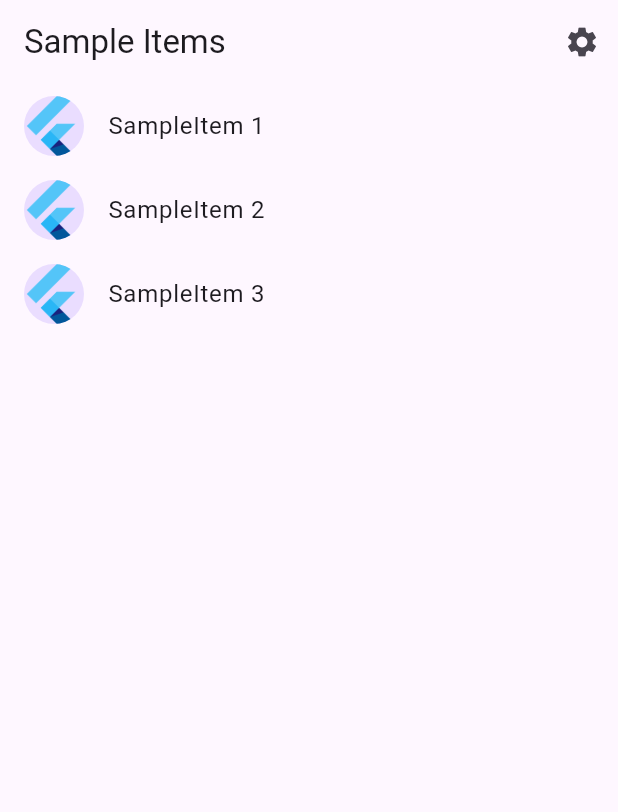
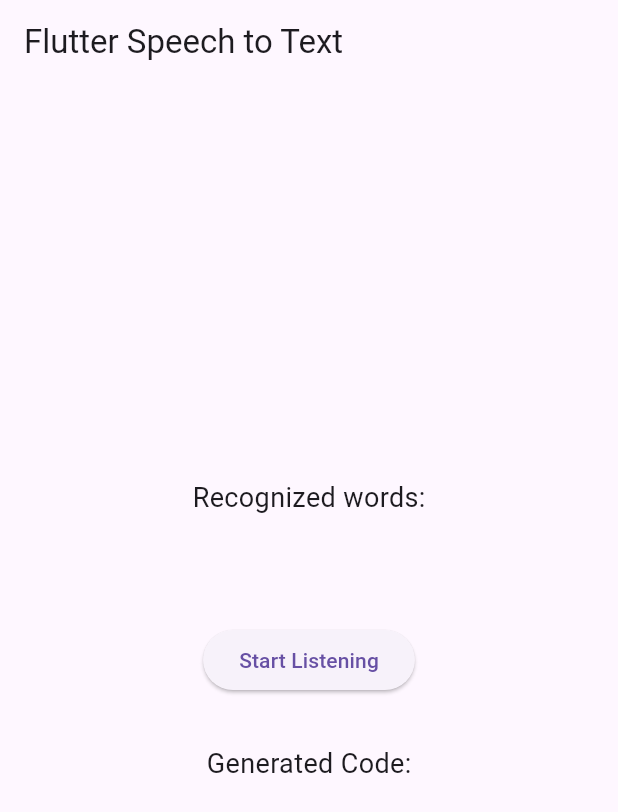
Before and after one commit to AtticusFinch2/DevSpeak, a Flutter app: the screen it shows after launch, on a phone screen of 412 x 824 dp. Shown: the top 812 px of the screen. Run offline on Flutter 3.47's test engine with Material 3 defaults, Android fonts, the phone set to English and light mode, and no system bars; our stand-ins replace speech_to_text.

Commit message:
got speech recognition, need to rewrite most of the gemini functionality. GPT didnt know what to write for the dart api client,  need to fix alot but atleast speech rec works

```diff
--- a/flutter/dev_speak/l10n.yaml
+++ /dev/null
@@ -1,3 +0,0 @@
-arb-dir: lib/src/localization
-template-arb-file: app_en.arb
-output-localization-file: app_localizations.dart
--- a/flutter/dev_speak/lib/main.dart
+++ b/flutter/dev_speak/lib/main.dart
@@ -1,20 +1,171 @@
+import 'dart:async';
+import 'dart:io';
 import 'package:flutter/material.dart';
+import 'package:http/http.dart' as http;
+import 'package:speech_to_text/speech_to_text.dart' as stt;
+import 'package:path_provider/path_provider.dart';
+import 'package:flutter/services.dart';
+import 'dart:convert';
+void main() {
+  runApp(MyApp());
+}
 
-import 'src/app.dart';
-import 'src/settings/settings_controller.dart';
-import 'src/settings/settings_service.dart';
+class MyApp extends StatelessWidget {
+  @override
+  Widget build(BuildContext context) {
+    return MaterialApp(
+      title: 'Flutter Speech to Text',
+      theme: ThemeData(
+        primarySwatch: Colors.blue,
+      ),
+      home: MyHomePage(title: 'Flutter Speech to Text'),
+    );
+  }
+}
 
-void main() async {
-  // Set up the SettingsController, which will glue user settings to multiple
-  // Flutter Widgets.
-  final settingsController = SettingsController(SettingsService());
+class MyHomePage extends StatefulWidget {
+  MyHomePage({Key? key, required this.title}) : super(key: key);
 
-  // Load the user's preferred theme while the splash screen is displayed.
-  // This prevents a sudden theme change when the app is first displayed.
-  await settingsController.loadSettings();
+  final String title;
 
-  // Run the app and pass in the SettingsController. The app listens to the
-  // SettingsController for changes, then passes it further down to the
-  // SettingsView.
-  runApp(MyApp(settingsController: settingsController));
+  @override
+  _MyHomePageState createState() => _MyHomePageState();
 }
+
+class _MyHomePageState extends State<MyHomePage> {
+  final stt.SpeechToText _speechToText = stt.SpeechToText();
+  bool _isListening = false;
+  String _recognizedWords = '';
+  String _generatedCode = '';
+  final _formKey = GlobalKey<FormState>();
+
+  @override
+  void initState() {
+    super.initState();
+    _initSpeech();
+  }
+
+  Future<void> _initSpeech() async {
+    bool available = await _speechToText.initialize(
+      onStatus: (status) {
+        print('Speech status: $status');
+      },
+      onError: (error) {
+        print('Speech error: $error');
+      },
+    );
+    if (available) {
+      print('Speech recognition available');
+    } else {
+      print('Speech recognition not available');
+    }
+  }
+
+  Future<void> _startListening() async {
+    try {
+      await _speechToText.listen(
+        onResult: (result) {
+          setState(() {
+            _recognizedWords = result.recognizedWords;
+            print('Recognized words: $result');
+            _processTranscript(_recognizedWords);
+          });
+        },
+        onSoundLevelChange: (level) {
+          print('Sound level: $level');
+        },
+      );
+      setState(() {
+        _isListening = true;
+      });
+    } catch (e) {
+      print('Error starting listening: $e');
+    }
+  }
+
+  Future<void> _stopListening() async {
+    await _speechToText.stop();
+    setState(() {
+      _isListening = false;
+    });
+  }
+
+  Future<void> _processTranscript(String transcript) async {
+    // Replace this with your Gemini API call logic
+    // You'll need to implement the API call and handle the response
+    // For simplicity, we'll just print the transcript here
+    print('Transcript: $transcript');
+    _generateCode(transcript);
+  }
+
+  Future<void> _generateCode(String transcript) async {
+    // Replace this with your Gemini API call logic
+    // You'll need to implement the API call and handle the response
+    // For simplicity, we'll just print the transcript here
+    print('Generating code...');
+    try {
+      final response = await http.post(
+        Uri.parse('https://your-gemini-api-endpoint.com'),
+        headers: {'Content-Type': 'application/json'},
+        body: jsonEncode({
+          'prompt': 'Generate code based on this transcript: $transcript',
+        }),
+      );
+      if (response.statusCode == 200) {
+        setState(() {
+          _generatedCode = jsonDecode(response.body)['code'];
+        });
+      } else {
+        print('Error generating code: ${response.statusCode}');
+      }
+    } catch (e) {
+      print('Error generating code: $e');
+    }
+  }
+
+  @override
+  Widget build(BuildContext context) {
+    return Scaffold(
+      appBar: AppBar(
+        title: Text(widget.title),
+      ),
+      body: Center(
+        child: Padding(
+          padding: const EdgeInsets.all(16.0),
+          child: Form(
+            key: _formKey,
+            child: Column(
+              mainAxisAlignment: MainAxisAlignment.center,
+              children: <Widget>[
+                Text(
+                  'Recognized words:',
+                  style: TextStyle(fontSize: 18),
+                ),
+                SizedBox(height: 16),
+                Text(
+                  _recognizedWords,
+                  style: TextStyle(fontSize: 16),
+                ),
+                SizedBox(height: 32),
+                ElevatedButton(
+                  onPressed: _isListening ? _stopListening : _startListening,
+                  child: Text(_isListening ? 'Stop Listening' : 'Start Listening'),
+                ),
+                SizedBox(height: 32),
+                Text(
+                  'Generated Code:',
+                  style: TextStyle(fontSize: 18),
+                ),
+                SizedBox(height: 16),
+                Text(
+                  _generatedCode,
+                  style: TextStyle(fontSize: 16),
+                ),
+              ],
+            ),
+          ),
+        ),
+      ),
+    );
+  }
+}
--- a/flutter/dev_speak/lib/src/app.dart
+++ /dev/null
@@ -1,85 +0,0 @@
-import 'package:flutter/material.dart';
-import 'package:flutter_gen/gen_l10n/app_localizations.dart';
-import 'package:flutter_localizations/flutter_localizations.dart';
-
-import 'sample_feature/sample_item_details_view.dart';
-import 'sample_feature/sample_item_list_view.dart';
-import 'settings/settings_controller.dart';
-import 'settings/settings_view.dart';
-
-/// The Widget that configures your application.
-class MyApp extends StatelessWidget {
-  const MyApp({
-    super.key,
-    required this.settingsController,
-  });
-
-  final SettingsController settingsController;
-
-  @override
-  Widget build(BuildContext context) {
-    // Glue the SettingsController to the MaterialApp.
-    //
-    // The ListenableBuilder Widget listens to the SettingsController for changes.
-    // Whenever the user updates their settings, the MaterialApp is rebuilt.
-    return ListenableBuilder(
-      listenable: settingsController,
-      builder: (BuildContext context, Widget? child) {
-        return MaterialApp(
-          // Providing a restorationScopeId allows the Navigator built by the
-          // MaterialApp to restore the navigation stack when a user leaves and
-          // returns to the app after it has been killed while running in the
-          // background.
-          restorationScopeId: 'app',
-
-          // Provide the generated AppLocalizations to the MaterialApp. This
-          // allows descendant Widgets to display the correct translations
-          // depending on the user's locale.
-          localizationsDelegates: const [
-            AppLocalizations.delegate,
-            GlobalMaterialLocalizations.delegate,
-            GlobalWidgetsLocalizations.delegate,
-            GlobalCupertinoLocalizations.delegate,
-          ],
-          supportedLocales: const [
-            Locale('en', ''), // English, no country code
-          ],
-
-          // Use AppLocalizations to configure the correct application title
-          // depending on the user's locale.
-          //
-          // The appTitle is defined in .arb files found in the localization
-          // directory.
-          onGenerateTitle: (BuildContext context) =>
-              AppLocalizations.of(context)!.appTitle,
-
-          // Define a light and dark color theme. Then, read the user's
-          // preferred ThemeMode (light, dark, or system default) from the
-          // SettingsController to display the correct theme.
-          theme: ThemeData(),
-          darkTheme: ThemeData.dark(),
-          themeMode: settingsController.themeMode,
-
-          // Define a function to handle named routes in order to support
-          // Flutter web url navigation and deep linking.
-          onGenerateRoute: (RouteSettings routeSettings) {
-            return MaterialPageRoute<void>(
-              settings: routeSettings,
-              builder: (BuildContext context) {
-                switch (routeSettings.name) {
-                  case SettingsView.routeName:
-                    return SettingsView(controller: settingsController);
-                  case SampleItemDetailsView.routeName:
-                    return const SampleItemDetailsView();
-                  case SampleItemListView.routeName:
-                  default:
-                    return const SampleItemListView();
-                }
-              },
-            );
-          },
-        );
-      },
-    );
-  }
-}
--- a/flutter/dev_speak/lib/src/localization/app_en.arb
+++ /dev/null
@@ -1,6 +0,0 @@
-{
-  "appTitle": "dev_speak",
-  "@appTitle": {
-    "description": "The title of the application"
-  }
-}
--- a/flutter/dev_speak/lib/src/sample_feature/sample_item.dart
+++ /dev/null
@@ -1,6 +0,0 @@
-/// A placeholder class that represents an entity or model.
-class SampleItem {
-  const SampleItem(this.id);
-
-  final int id;
-}
--- a/flutter/dev_speak/lib/src/sample_feature/sample_item_list_view.dart
+++ /dev/null
@@ -1,71 +0,0 @@
-import 'package:flutter/material.dart';
-
-import '../settings/settings_view.dart';
-import 'sample_item.dart';
-import 'sample_item_details_view.dart';
-
-/// Displays a list of SampleItems.
-class SampleItemListView extends StatelessWidget {
-  const SampleItemListView({
-    super.key,
-    this.items = const [SampleItem(1), SampleItem(2), SampleItem(3)],
-  });
-
-  static const routeName = '/';
-
-  final List<SampleItem> items;
-
-  @override
-  Widget build(BuildContext context) {
-    return Scaffold(
-      appBar: AppBar(
-        title: const Text('Sample Items'),
-        actions: [
-          IconButton(
-            icon: const Icon(Icons.settings),
-            onPressed: () {
-              // Navigate to the settings page. If the user leaves and returns
-              // to the app after it has been killed while running in the
-              // background, the navigation stack is restored.
-              Navigator.restorablePushNamed(context, SettingsView.routeName);
-            },
-          ),
-        ],
-      ),
-
-      // To work with lists that may contain a large number of items, it’s best
-      // to use the ListView.builder constructor.
-      //
-      // In contrast to the default ListView constructor, which requires
-      // building all Widgets up front, the ListView.builder constructor lazily
-      // builds Widgets as they’re scrolled into view.
-      body: ListView.builder(
-        // Providing a restorationId allows the ListView to restore the
-        // scroll position when a user leaves and returns to the app after it
-        // has been killed while running in the background.
-        restorationId: 'sampleItemListView',
-        itemCount: items.length,
-        itemBuilder: (BuildContext context, int index) {
-          final item = items[index];
-
-          return ListTile(
-            title: Text('SampleItem ${item.id}'),
-            leading: const CircleAvatar(
-              // Display the Flutter Logo image asset.
-              foregroundImage: AssetImage('assets/images/flutter_logo.png'),
-            ),
-            onTap: () {
-              // Navigate to the details page. If the user leaves and returns to
-              // the app after it has been killed while running in the
-              // background, the navigation stack is restored.
-              Navigator.restorablePushNamed(
-                context,
-                SampleItemDetailsView.routeName,
-              );
-            }
-          );
-        },
-      ),
-    );
-  }
-}
--- a/flutter/dev_speak/lib/src/settings/settings_controller.dart
+++ /dev/null
@@ -1,50 +0,0 @@
-import 'package:flutter/material.dart';
-
-import 'settings_service.dart';
-
-/// A class that many Widgets can interact with to read user settings, update
-/// user settings, or listen to user settings changes.
-///
-/// Controllers glue Data Services to Flutter Widgets. The SettingsController
-/// uses the SettingsService to store and retrieve user settings.
-class SettingsController with ChangeNotifier {
-  SettingsController(this._settingsService);
-
-  // Make SettingsService a private variable so it is not used directly.
-  final SettingsService _settingsService;
-
-  // Make ThemeMode a private variable so it is not updated directly without
-  // also persisting the changes with the SettingsService.
-  late ThemeMode _themeMode;
-
-  // Allow Widgets to read the user's preferred ThemeMode.
-  ThemeMode get themeMode => _themeMode;
-
-  /// Load the user's settings from the SettingsService. It may load from a
-  /// local database or the internet. The controller only knows it can load the
-  /// settings from the service.
-  Future<void> loadSettings() async {
-    _themeMode = await _settingsService.themeMode();
-
-    // Important! Inform listeners a change has occurred.
-    notifyListeners();
-  }
-
-  /// Update and persist the ThemeMode based on the user's selection.
-  Future<void> updateThemeMode(ThemeMode? newThemeMode) async {
-    if (newThemeMode == null) return;
-
-    // Do not perform any work if new and old ThemeMode are identical
-    if (newThemeMode == _themeMode) return;
-
-    // Otherwise, store the new ThemeMode in memory
-    _themeMode = newThemeMode;
-
-    // Important! Inform listeners a change has occurred.
-    notifyListeners();
-
-    // Persist the changes to a local database or the internet using the
-    // SettingService.
-    await _settingsService.updateThemeMode(newThemeMode);
-  }
-}
--- a/flutter/dev_speak/lib/src/settings/settings_service.dart
+++ /dev/null
@@ -1,17 +0,0 @@
-import 'package:flutter/material.dart';
-
-/// A service that stores and retrieves user settings.
-///
-/// By default, this class does not persist user settings. If you'd like to
-/// persist the user settings locally, use the shared_preferences package. If
-/// you'd like to store settings on a web server, use the http package.
-class SettingsService {
-  /// Loads the User's preferred ThemeMode from local or remote storage.
-  Future<ThemeMode> themeMode() async => ThemeMode.system;
-
-  /// Persists the user's preferred ThemeMode to local or remote storage.
-  Future<void> updateThemeMode(ThemeMode theme) async {
-    // Use the shared_preferences package to persist settings locally or the
-    // http package to persist settings over the network.
-  }
-}
```
Also changed, not shown: flutter/dev_speak/analysis_options.yaml (+0 -27 lines), flutter/dev_speak/lib/src/sample_feature/sample_item_details_view.dart (deleted, +0 -20 lines), flutter/dev_speak/lib/src/settings/settings_view.dart (deleted, +0 -51 lines), flutter/dev_speak/pubspec.yaml (+4 -14 lines), flutter/dev_speak/assets/images/2.0x/flutter_logo.png (deleted), flutter/dev_speak/assets/images/3.0x/flutter_logo.png (deleted), flutter/dev_speak/assets/images/flutter_logo.png (deleted), flutter/dev_speak/pubspec.lock, 5 other files.
